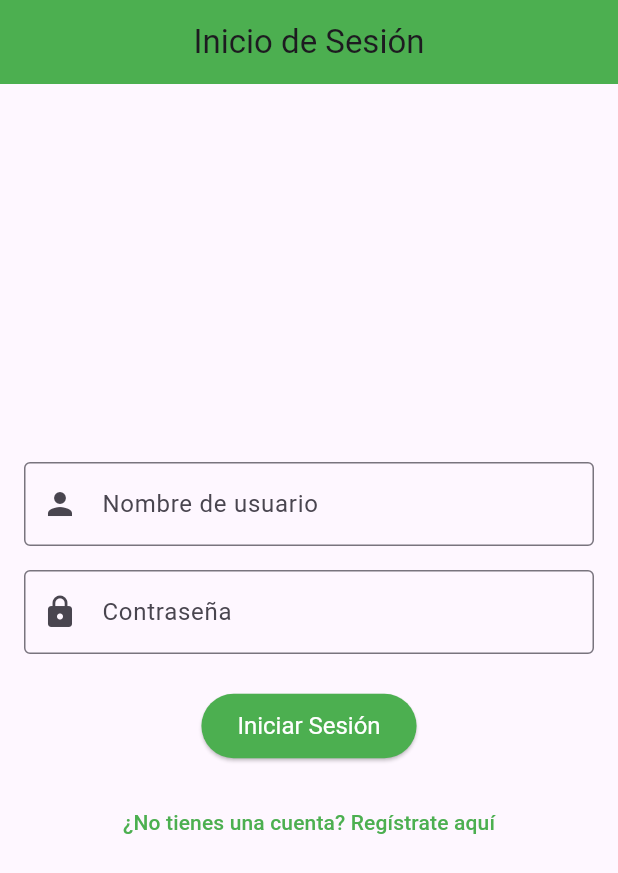
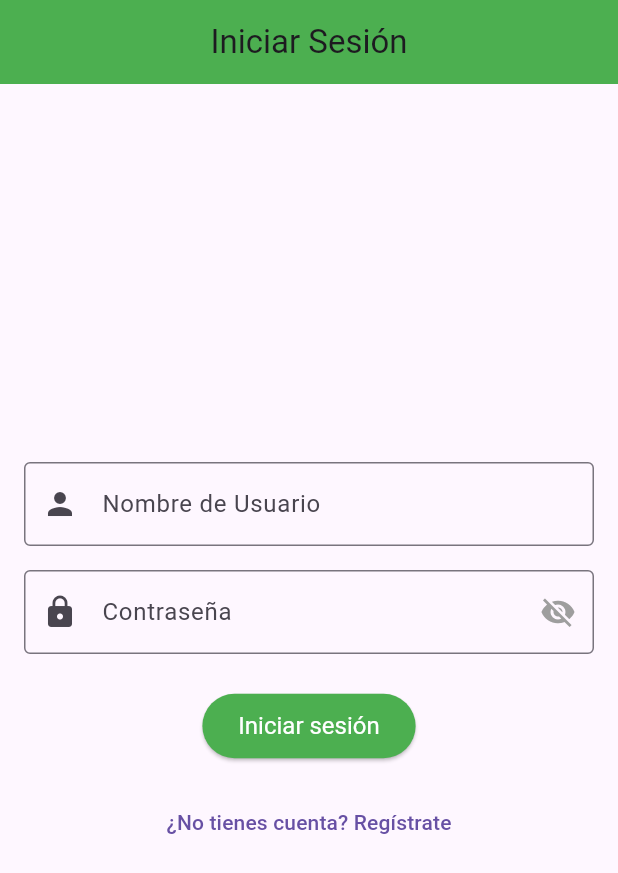
Before and after one commit to Jreycruz/tarea2.2, a Flutter app: the screen it shows after launch, on a phone screen of 412 x 824 dp. Shown: the top 873 px of the screen. Run offline on Flutter 3.47's test engine with Material 3 defaults, Android fonts, the phone set to English and light mode, and no system bars.

Commit message:
new commit

```diff
--- a/lib/pantallas/login_page.dart
+++ b/lib/pantallas/login_page.dart
@@ -1,19 +1,20 @@
 import 'package:flutter/material.dart';
-import 'package:flutter/cupertino.dart';
-import 'home_page.dart';
 
-class LoginPage extends StatelessWidget {
+class LoginPage extends StatefulWidget {
+  @override
+  _LoginPageState createState() => _LoginPageState();
+}
+
+class _LoginPageState extends State<LoginPage> {
   final TextEditingController usernameController = TextEditingController();
   final TextEditingController passwordController = TextEditingController();
-
-  final String validUsername = "jlreyesc@unah.hn";
-  final String validPassword = "20182001662";
+  bool _isPasswordVisible = false;
 
   @override
   Widget build(BuildContext context) {
     return Scaffold(
       appBar: AppBar(
-        title: Center(child: Text('Inicio de Sesión')),
+        title: Center(child: Text('Iniciar Sesión')),
         backgroundColor: Colors.green,
       ),
       body: Padding(
@@ -23,9 +24,8 @@ class LoginPage extends StatelessWidget {
           children: [
             TextField(
               controller: usernameController,
-              keyboardType: TextInputType.text,
               decoration: InputDecoration(
-                labelText: 'Nombre de usuario',
+                labelText: 'Nombre de Usuario',
                 border: OutlineInputBorder(),
                 prefixIcon: Icon(Icons.person),
               ),
@@ -33,40 +33,37 @@ class LoginPage extends StatelessWidget {
             SizedBox(height: 16),
             TextField(
               controller: passwordController,
-              obscureText: true,
+              obscureText: !_isPasswordVisible,
               decoration: InputDecoration(
                 labelText: 'Contraseña',
                 border: OutlineInputBorder(),
                 prefixIcon: Icon(Icons.lock),
+                suffixIcon: IconButton(
+                  icon: Icon(
+                    _isPasswordVisible ? Icons.visibility : Icons.visibility_off,
+                    color: Colors.grey,
+                  ),
+                  onPressed: () {
+                    setState(() {
+                      _isPasswordVisible = !_isPasswordVisible;
+                    });
+                  },
+                ),
               ),
             ),
             SizedBox(height: 24),
             ElevatedButton(
               onPressed: () {
-                String username = usernameController.text.trim();
-                String password = passwordController.text.trim();
+                String username = usernameController.text;
+                String password = passwordController.text;
 
-                if (username == validUsername && password == validPassword) {
-                  Navigator.push(
-                    context,
-                    MaterialPageRoute(
-                      builder: (context) => HomePage(username: username),
-                    ),
-                  );
+                if (username == "jlreyesc@unah.hn" && password == "20182001662") {
+                  Navigator.pushNamed(context, '/home');
                 } else {
-                  showDialog(
-                    context: context,
-                    builder: (context) => AlertDialog(
-                      title: Text('Error'),
-                      content: Text('Nombre de usuario o contraseña incorrectos'),
-                      actions: [
-                        TextButton(
-                          onPressed: () {
-                            Navigator.pop(context);
-                          },
-                          child: Text('Aceptar'),
-                        ),
-                      ],
+                  ScaffoldMessenger.of(context).showSnackBar(
+                    SnackBar(
+                      content: Text('Usuario o contraseña incorrectos'),
+                      backgroundColor: Colors.red,
                     ),
                   );
                 }
@@ -77,17 +74,14 @@ class LoginPage extends StatelessWidget {
                 padding: EdgeInsets.symmetric(horizontal: 24, vertical: 12),
                 textStyle: TextStyle(fontSize: 16),
               ),
-              child: Text('Iniciar Sesión'),
+              child: Text('Iniciar sesión'),
             ),
             SizedBox(height: 16),
             TextButton(
               onPressed: () {
                 Navigator.pushNamed(context, '/register');
               },
-              child: Text(
-                '¿No tienes una cuenta? Regístrate aquí',
-                style: TextStyle(color: Colors.green),
-              ),
+              child: Text('¿No tienes cuenta? Regístrate'),
             ),
           ],
         ),
```
